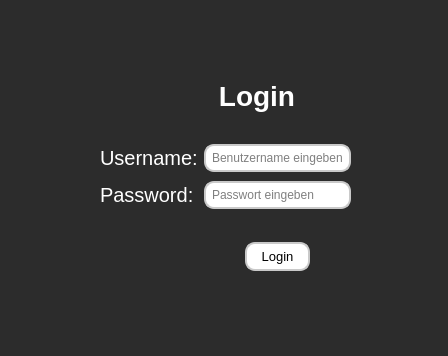
This is Patient_Data_Project/logindialog.ui in Baljet389/Patient_Data as Qt 5 draws it before an edit. The edited form follows.
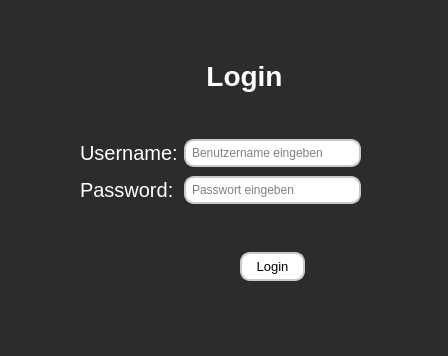
This is the edited form.

```diff
--- a/Patient_Data_Project/logindialog.ui
+++ b/Patient_Data_Project/logindialog.ui
@@ -19,10 +19,10 @@
   <widget class="QWidget" name="layoutWidget">
    <property name="geometry">
     <rect>
-     <x>100</x>
-     <y>80</y>
-     <width>251</width>
-     <height>191</height>
+     <x>80</x>
+     <y>60</y>
+     <width>281</width>
+     <height>221</height>
     </rect>
    </property>
    <layout class="QVBoxLayout" name="verticalLayout">
```
Left out of the diff: 198 changed lines with no effect on the pictures.
